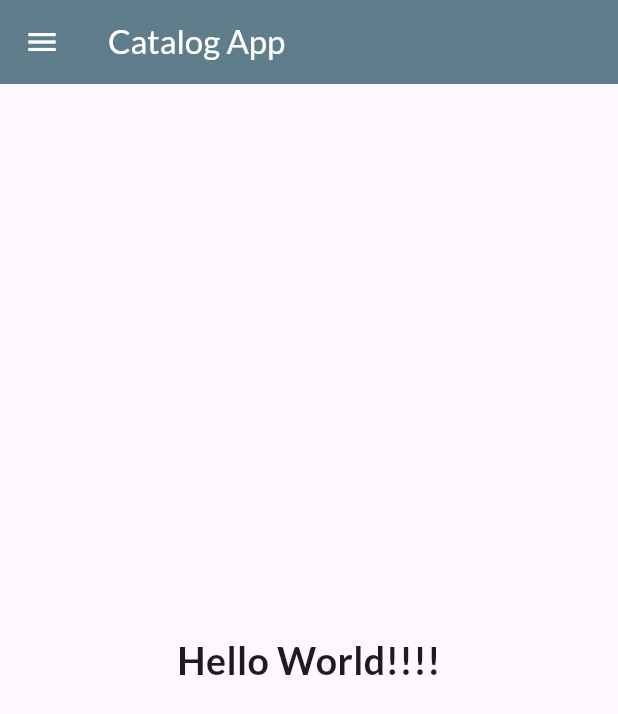
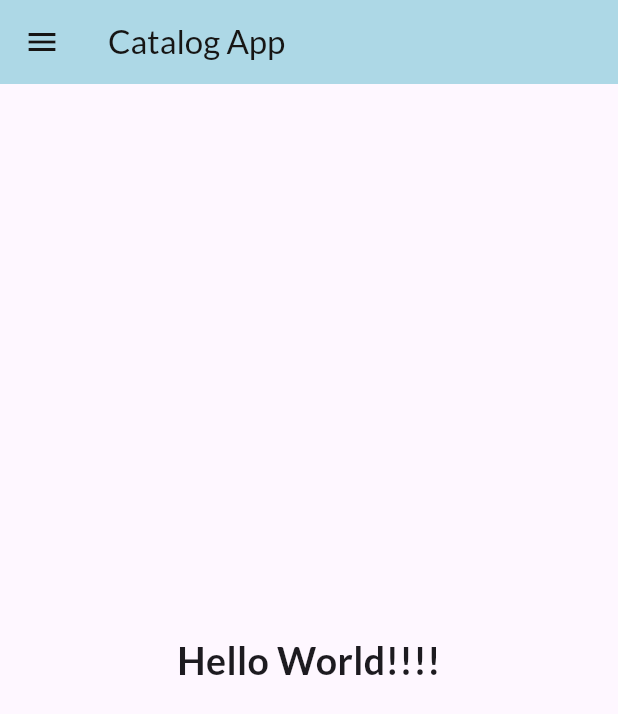
Before and after one commit to amnayakub/Catalog-App, a Flutter app: the screen it shows after launch, on a phone screen of 412 x 824 dp. Shown: the top 714 px of the screen. Run offline on Flutter 3.47's test engine with Material 3 defaults, Android fonts, the phone set to English and light mode, and no system bars; our stand-ins replace google_fonts.

Commit message:
edited some more

```diff
--- a/lib/pages/home_page.dart
+++ b/lib/pages/home_page.dart
@@ -9,11 +9,11 @@ class HomePage extends StatelessWidget {
     return Scaffold(
 
       appBar: AppBar(
-        foregroundColor : Colors.white,
+        foregroundColor : const Color(0xFF161514),
         title: const Text(
           'Catalog App',
         ),
-        backgroundColor: Colors.blueGrey,
+        backgroundColor: const Color(0xFFADD8E6),
       ),
       drawer: const MyDrawer(),
       body: const Center(
```
